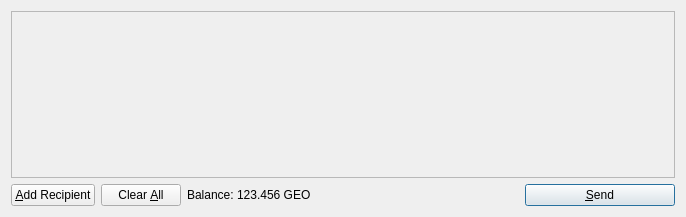
Qt form src/qt/forms/sendcoinsdialog.ui (getrichordietryincoin/grdtcoin) before a commit.
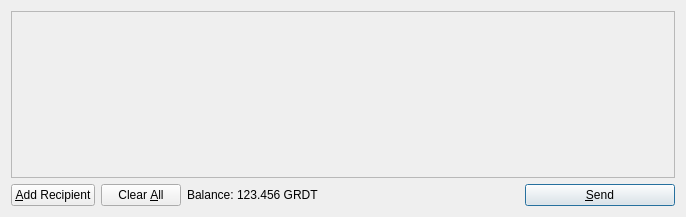
The same form after that commit. Icons and pictures are not drawn.

What changed in the file:
```diff
--- a/src/qt/forms/sendcoinsdialog.ui
+++ b/src/qt/forms/sendcoinsdialog.ui
@@ -119,7 +119,7 @@
           <cursorShape>IBeamCursor</cursorShape>
          </property>
          <property name="text">
-          <string>123.456 GEO</string>
+          <string>123.456 GRDT</string>
          </property>
          <property name="textInteractionFlags">
           <set>Qt::LinksAccessibleByMouse|Qt::TextSelectableByKeyboard|Qt::TextSelectableByMouse</set>
```
Left out of the diff: 8 changed lines with no effect on the pictures.
